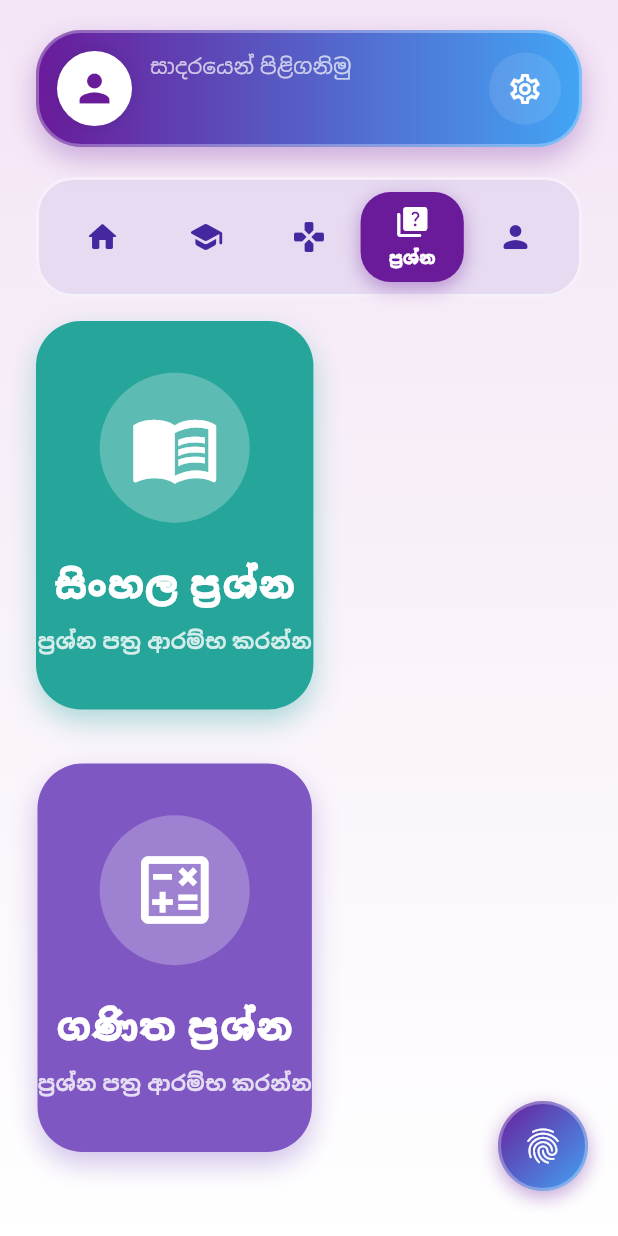
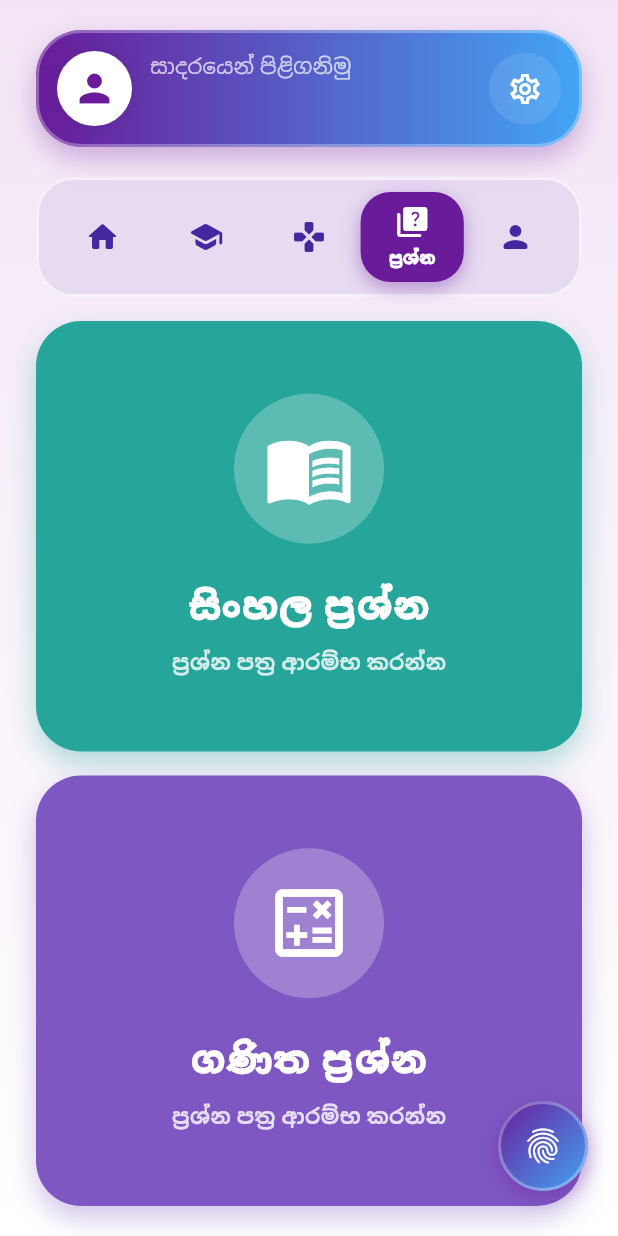
Before and after one commit to gimashi123/ShilpaMobileLearningApp, a Flutter app: the PhysicalMainScreen screen opened by its route, after a tap on the "school" icon, after a tap on the "games" icon, after a tap on the "quiz" icon, on a phone screen of 412 x 824 dp. Run offline on Flutter 3.47's test engine with Material 3 defaults, Android fonts, the phone set to English and light mode, and no system bars; our stand-ins replace camera, flutter_tts, permission_handler, speech_to_text, video_player; missing offline and left inert: google_mlkit_face_detection; accounts and stored records are empty.

Commit message:
fixed responsive layout of quize page and add dwell gaze tracker in to navigation bar

```diff
--- a/mobile_app/lib/components/common_header.dart
+++ b/mobile_app/lib/components/common_header.dart
@@ -1,5 +1,5 @@
-import 'dart:async';
 import 'package:flutter/material.dart';
+import 'input_aware_button.dart';
 import '../models/input_modes.dart';
 import 'responsive_layout.dart';
 
@@ -162,7 +162,7 @@
   }
 }
 
-class _NavTab extends StatefulWidget {
+class _NavTab extends StatelessWidget {
   final IconData icon;
   final String label;
   final bool isSelected;
@@ -178,51 +178,6 @@
   });
 
   @override
-  State<_NavTab> createState() => _NavTabState();
-}
-
-class _NavTabState extends State<_NavTab> {
-  Timer? _dwellTimer;
-  Offset? _touchPosition;
-
-  @override
-  void dispose() {
-    _dwellTimer?.cancel();
-    super.dispose();
-  }
-
-  void _handleDwellStart(Offset localPosition) {
-    setState(() {
-      _touchPosition = localPosition;
-    });
-
-    _dwellTimer?.cancel();
-    _dwellTimer = Timer(const Duration(milliseconds: 1200), () {
-      if (mounted) {
-        widget.onTap();
-        _resetDwell();
-      }
-    });
-  }
-
-  void _handleDwellUpdate(Offset localPosition) {
-    if (_touchPosition != null) {
-      setState(() {
-        _touchPosition = localPosition;
-      });
-    }
-  }
-
-  void _resetDwell() {
-    _dwellTimer?.cancel();
-    if (mounted) {
-      setState(() {
-        _touchPosition = null;
-      });
-    }
-  }
-
-  @override
   Widget build(BuildContext context) {
     // Responsive scaling
     final bool isMobile = Responsive.isMobile(context);
@@ -234,9 +189,9 @@
     Widget content = Container(
       padding: EdgeInsets.symmetric(vertical: paddingV, horizontal: paddingH),
       decoration: BoxDecoration(
-        color: widget.isSelected ? const Color(0xFF6A1B9A) : Colors.transparent,
+        color: isSelected ? const Color(0xFF6A1B9A) : Colors.transparent,
         borderRadius: BorderRadius.circular(20),
-        boxShadow: widget.isSelected
+        boxShadow: isSelected
             ? [
                 BoxShadow(
                   color: const Color(0xFF6A1B9A).withOpacity(0.4),
@@ -251,25 +206,21 @@
         mainAxisAlignment: MainAxisAlignment.center,
         children: [
           Icon(
-            widget.icon,
-            color: widget.isSelected ? Colors.white : const Color(0xFF4527A0),
+            icon,
+            color: isSelected ? Colors.white : const Color(0xFF4527A0),
             size: iconSize,
           ),
           // Hide label on very small screens if needed, or just scale it
-          if (!isMobile || widget.isSelected) ...[
+          if (!isMobile || isSelected) ...[
             const SizedBox(height: 4),
             Text(
-              widget.label,
+              label,
               maxLines: 1,
               overflow: TextOverflow.ellipsis,
               style: TextStyle(
                 fontSize: fontSize,
-                fontWeight: widget.isSelected
-                    ? FontWeight.w900
-                    : FontWeight.w600,
-                color: widget.isSelected
-                    ? Colors.white
-                    : const Color(0xFF4527A0),
+                fontWeight: isSelected ? FontWeight.w900 : FontWeight.w600,
+                color: isSelected ? Colors.white : const Color(0xFF4527A0),
               ),
             ),
           ],
@@ -277,23 +228,11 @@
       ),
     );
 
-    // If not dwell mode, behave like a standard GestureDetector
-    if (widget.inputMode != InputMode.dwellTouch) {
-      return Expanded(
-        child: GestureDetector(onTap: widget.onTap, child: content),
-      );
-    }
-
-    // Dwell interaction - same as InputAwareButton but without visual feedback
     return Expanded(
-      child: Listener(
-        onPointerDown: (event) => _handleDwellStart(event.localPosition),
-        onPointerMove: (event) => _handleDwellUpdate(event.localPosition),
-        onPointerUp: (_) => _resetDwell(),
-        onPointerCancel: (_) => _resetDwell(),
-        behavior: HitTestBehavior.opaque,
+      child: InputAwareButton(
+        onTap: onTap,
+        inputMode: inputMode,
         child: content,
-        // No Stack with CustomPaint - this is the only difference from InputAwareButton
       ),
     );
   }
--- a/mobile_app/lib/pages/physical/question_content.dart
+++ b/mobile_app/lib/pages/physical/question_content.dart
@@ -14,11 +14,11 @@
   Widget build(BuildContext context) {
     if (Responsive.isMobile(context)) {
       return Column(
+        crossAxisAlignment: CrossAxisAlignment.stretch,
         children: [
           Expanded(child: _buildSinhalaCard(context)),
           const SizedBox(height: 16),
           Expanded(child: _buildMathsCard(context)),
-          const SizedBox(height: 16),
         ],
       );
     }
@@ -26,7 +26,7 @@
     return Row(
       children: [
         Expanded(child: _buildSinhalaCard(context)),
-        const SizedBox(width: 16),
+        const SizedBox(width: 20),
         Expanded(child: _buildMathsCard(context)),
       ],
     );
@@ -82,9 +82,7 @@
     final double titleSize = isMobile ? 24 : 28;
     final double iconSize = isMobile ? 60 : 70;
 
-    return Container(
-      margin: const EdgeInsets.only(bottom: 20),
-      child: InputAwareButton(
+    return InputAwareButton(
       onTap: onTap,
       inputMode: inputMode,
       borderRadius: BorderRadius.circular(30),
@@ -140,7 +138,6 @@
           ],
         ),
       ),
-      ),
     );
   }
 }
--- a/mobile_app/lib/services/auth_api.dart
+++ b/mobile_app/lib/services/auth_api.dart
@@ -8,7 +8,7 @@
   // Use localhost for iOS Simulator, Web, and Desktop
   static String get baseUrl {
     if (kIsWeb) return 'http://localhost:3000';
-    if (Platform.isAndroid) return 'http://192.168.8.179:3000';
+    if (Platform.isAndroid) return 'http://192.168.1.180:3000';
     return 'http://localhost:3000';
   }
 
```
Lines whose indentation alone changed are shown as unchanged.
